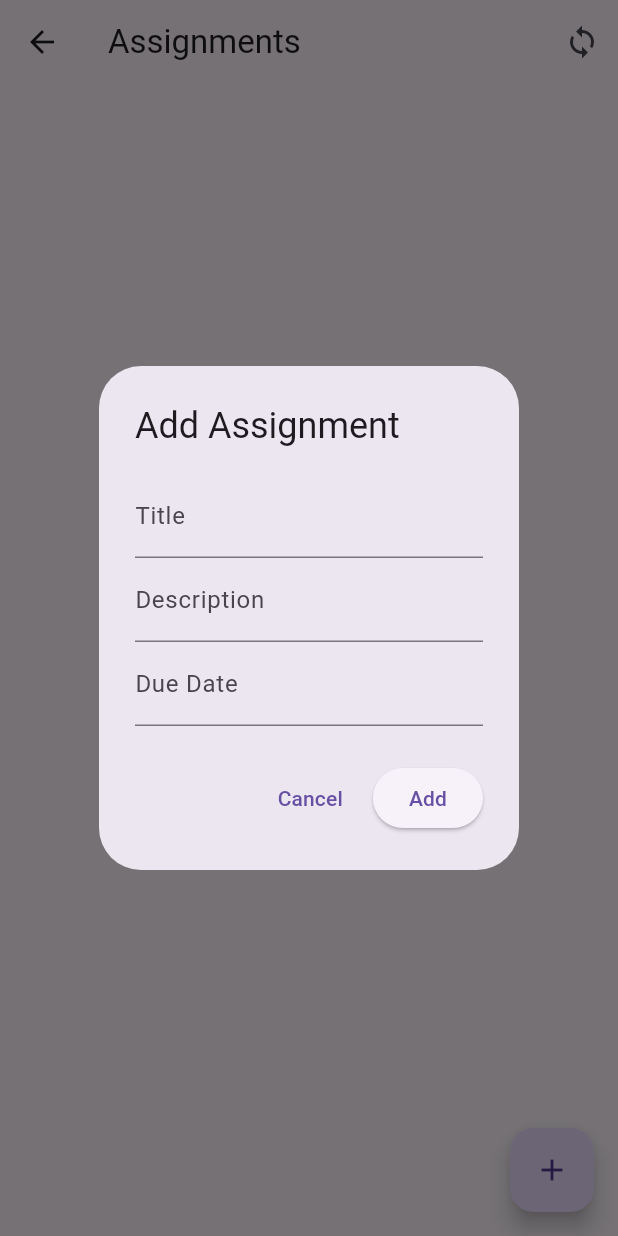
After one commit to haseeb009009/Campus_life_assistant_app, a Flutter app: the AssignmentPage screen opened directly, after a tap on the "add" icon, on a phone screen of 412 x 824 dp. The commit adds this screen. Run offline on Flutter 3.47's test engine with Material 3 defaults, Android fonts, the phone set to English and light mode, and no system bars; our stand-ins replace cloud_firestore, firebase_auth, firebase_core, flutter_local_notifications, fluttertoast, sqflite and 1 more; accounts and stored records are empty.

Commit message:
Implemented an assignment CURD+ notification
Implemented an assignment ,where students can add assignments and Used flutter_local_notifications for deadline reminders.
Sync assignments with Cloud Firestore and SQFlite for offline access.working

```diff
--- a/campus_life_assistant/lib/main.dart
+++ b/campus_life_assistant/lib/main.dart
@@ -4,15 +4,20 @@ import 'package:campus_life_assistant/firebase_options.dart';
 import 'package:campus_life_assistant/home_page.dart';
 import 'package:firebase_core/firebase_core.dart';
 import 'package:flutter/material.dart';
+import 'services/notification_service.dart'; // Import the notification setup
+import 'main_setup.dart'; // Import the AppSetup
+
 import 'screens/login_page.dart';
 import 'screens/signup_page.dart';
 
 void main() async {
   WidgetsFlutterBinding.ensureInitialized();
   try {
+    // Initialize Firebase and Notification Services
     await Firebase.initializeApp(
       options: DefaultFirebaseOptions.currentPlatform,
     );
+    await AppSetup.initialize(); // Initialize the notification service
     runApp(const MyApp());
   } catch (e) {
     print("Firebase Initialization Error: $e");
--- /dev/null
+++ b/campus_life_assistant/lib/models/assignment.dart
@@ -0,0 +1,52 @@
+class Assignment {
+  String id;
+  String title;
+  String description;
+  DateTime dueDate;
+
+  Assignment({
+    required this.id,
+    required this.title,
+    required this.description,
+    required this.dueDate,
+  });
+
+  // Convert from Firestore data
+  factory Assignment.fromFirestore(Map<String, dynamic> data, String id) {
+    return Assignment(
+      id: id,
+      title: data['title'],
+      description: data['description'],
+      dueDate: DateTime.parse(data['dueDate']),
+    );
+  }
+
+  // Convert to Firestore data
+  Map<String, dynamic> toFirestore() {
+    return {
+      'title': title,
+      'description': description,
+      'dueDate': dueDate.toIso8601String(),
+    };
+  }
+
+  // Convert from SQLite data
+  factory Assignment.fromMap(Map<String, dynamic> map) {
+    return Assignment(
+      id: map['id'],
+      title: map['title'],
+      description: map['description'],
+      dueDate: DateTime.parse(map['dueDate']),
+    );
+  }
+
+  // Convert to SQLite data
+  Map<String, dynamic> toMap() {
+    return {
+      'id': id,
+      'title': title,
+      'description': description,
+      'dueDate': dueDate.toIso8601String(),
+    };
+  }
+}
--- /dev/null
+++ b/campus_life_assistant/lib/screens/assignment_page.dart
@@ -0,0 +1,185 @@
+import 'package:flutter/material.dart';
+import '../models/assignment.dart';
+import '../services/assignment_firestore_service.dart';
+import '../services/local_assignment_service.dart';
+import '../services/assignment_sync_service.dart';
+
+class AssignmentPage extends StatefulWidget {
+  const AssignmentPage({super.key});
+
+  @override
+  State<AssignmentPage> createState() => _AssignmentPageState();
+}
+
+class _AssignmentPageState extends State<AssignmentPage> {
+  final AssignmentFirestoreService _firestoreService =
+      AssignmentFirestoreService();
+  final LocalAssignmentService _localService = LocalAssignmentService();
+  final AssignmentSyncService _syncService = AssignmentSyncService();
+
+  @override
+  void initState() {
+    super.initState();
+    LocalAssignmentService.initialize();
+  }
+
+  Future<void> _showAssignmentDialog({Assignment? assignment}) async {
+    final TextEditingController titleController =
+        TextEditingController(text: assignment?.title ?? '');
+    final TextEditingController descriptionController =
+        TextEditingController(text: assignment?.description ?? '');
+    final TextEditingController dueDateController = TextEditingController(
+        text: assignment?.dueDate.toIso8601String() ?? '');
+
+    await showDialog(
+      context: context,
+      builder: (context) {
+        return AlertDialog(
+          title:
+              Text(assignment == null ? 'Add Assignment' : 'Edit Assignment'),
+          content: SingleChildScrollView(
+            child: Column(
+              children: [
+                TextField(
+                  controller: titleController,
+                  decoration: const InputDecoration(labelText: 'Title'),
+                ),
+                TextField(
+                  controller: descriptionController,
+                  decoration: const InputDecoration(labelText: 'Description'),
+                ),
+                TextField(
+                  controller: dueDateController,
+                  decoration: const InputDecoration(labelText: 'Due Date'),
+                  readOnly: true,
+                  onTap: () async {
+                    final date = await showDatePicker(
+                      context: context,
+                      initialDate: DateTime.now(),
+                      firstDate: DateTime(2000),
+                      lastDate: DateTime(2100),
+                    );
+                    if (date != null) {
+                      dueDateController.text = date.toIso8601String();
+                    }
+                  },
+                ),
+              ],
+            ),
+          ),
+          actions: [
+            TextButton(
+              onPressed: () => Navigator.pop(context),
+              child: const Text('Cancel'),
+            ),
+            ElevatedButton(
+              onPressed: () async {
+                if (titleController.text.isEmpty ||
+                    descriptionController.text.isEmpty ||
+                    dueDateController.text.isEmpty) {
+                  ScaffoldMessenger.of(context).showSnackBar(
+                    const SnackBar(content: Text('All fields are required')),
+                  );
+                  return;
+                }
+
+                final newAssignment = Assignment(
+                  id: assignment?.id ??
+                      DateTime.now().millisecondsSinceEpoch.toString(),
+                  title: titleController.text,
+                  description: descriptionController.text,
+                  dueDate: DateTime.parse(dueDateController.text),
+                );
+
+                if (assignment == null) {
+                  await _firestoreService.addAssignment(newAssignment);
+                  await _localService.addAssignment(newAssignment);
+                } else {
+                  await _firestoreService.updateAssignment(newAssignment);
+                  await _localService.updateAssignment(newAssignment);
+                }
+
+                // ignore: use_build_context_synchronously
+                if (mounted) Navigator.pop(context);
+              },
+              child: Text(assignment == null ? 'Add' : 'Update'),
+            ),
+          ],
+        );
+      },
+    );
+  }
+
+  Future<void> _deleteAssignment(Assignment assignment) async {
+    await _firestoreService.deleteAssignment(assignment.id);
+    await _localService.deleteAssignment(assignment.id);
+    setState(() {});
+  }
+
+  /// Sync assignments between Firestore and SQLite
+  Future<void> _syncAssignments() async {
+    await _syncService.syncData();
+    // ignore: use_build_context_synchronously
+    ScaffoldMessenger.of(context).showSnackBar(
+      const SnackBar(content: Text('Sync completed!')),
+    );
+  }
+
+  @override
+  Widget build(BuildContext context) {
+    return Scaffold(
+      appBar: AppBar(
+        title: const Text('Assignments'),
+        actions: [
+          IconButton(
+            icon: const Icon(Icons.sync),
+            onPressed: _syncAssignments,
+          ),
+        ],
+      ),
+      body: StreamBuilder<List<Assignment>>(
+        stream: _firestoreService.getAssignments(),
+        builder: (context, snapshot) {
+          if (snapshot.connectionState == ConnectionState.waiting) {
+            return const Center(child: CircularProgressIndicator());
+          }
+
+          if (snapshot.hasError) {
+            return Center(child: Text('Error: ${snapshot.error}'));
+          }
+
+          final assignments = snapshot.data ?? [];
+
+          return ListView.builder(
+            itemCount: assignments.length,
+            itemBuilder: (context, index) {
+              final assignment = assignments[index];
+              return ListTile(
+                title: Text(assignment.title),
+                subtitle: Text(assignment.description),
+                trailing: Row(
+                  mainAxisSize: MainAxisSize.min,
+                  children: [
+                    IconButton(
+                      icon: const Icon(Icons.edit),
+                      onPressed: () =>
+                          _showAssignmentDialog(assignment: assignment),
+                    ),
+                    IconButton(
+                      icon: const Icon(Icons.delete),
+                      onPressed: () => _deleteAssignment(assignment),
+                    ),
+                  ],
+                ),
+              );
+            },
+          );
+        },
+      ),
+      floatingActionButton: FloatingActionButton(
+        onPressed: () => _showAssignmentDialog(),
+        child: const Icon(Icons.add),
+      ),
+    );
+  }
+}
--- a/campus_life_assistant/lib/screens/signup_page.dart
+++ b/campus_life_assistant/lib/screens/signup_page.dart
@@ -68,7 +68,7 @@ class _SignUpPageState extends State<SignUpPage> {
             TextField(
               controller: _passwordController,
               decoration: const InputDecoration(
-                labelText: "Password",
+                labelText: "Password (minimum 6 charaters)",
                 border: OutlineInputBorder(),
               ),
               obscureText: true,
--- /dev/null
+++ b/campus_life_assistant/lib/services/assignment_firestore_service.dart
@@ -0,0 +1,27 @@
+import 'package:cloud_firestore/cloud_firestore.dart';
+import '../models/assignment.dart';
+
+class AssignmentFirestoreService {
+  final FirebaseFirestore _firestore = FirebaseFirestore.instance;
+  final String collectionPath = 'assignments';
+
+  Future<void> addAssignment(Assignment assignment) async {
+    await _firestore.collection(collectionPath).add(assignment.toFirestore());
+  }
+
+  Future<void> updateAssignment(Assignment assignment) async {
+    await _firestore.collection(collectionPath).doc(assignment.id).update(assignment.toFirestore());
+  }
+
+  Future<void> deleteAssignment(String id) async {
+    await _firestore.collection(collectionPath).doc(id).delete();
+  }
+
+  Stream<List<Assignment>> getAssignments() {
+    return _firestore.collection(collectionPath).snapshots().map((snapshot) {
+      return snapshot.docs.map((doc) {
+        return Assignment.fromFirestore(doc.data(), doc.id);
+      }).toList();
+    });
+  }
+}
--- /dev/null
+++ b/campus_life_assistant/lib/services/assignment_sync_service.dart
@@ -0,0 +1,40 @@
+// ignore: unused_import
+import '../models/assignment.dart';
+import 'assignment_firestore_service.dart';
+import 'local_assignment_service.dart';
+
+class AssignmentSyncService {
+  final AssignmentFirestoreService _firestoreService = AssignmentFirestoreService();
+  final LocalAssignmentService _localService = LocalAssignmentService();
+
+  /// Sync assignments from Firestore to SQLite
+  Future<void> syncFromFirestoreToLocal() async {
+    // Fetch assignments from Firestore
+    final assignments = await _firestoreService.getAssignments().first;
+
+    // Save assignments to local SQLite database
+    for (var assignment in assignments) {
+      await _localService.addAssignment(assignment);
+    }
+  }
+
+  /// Sync assignments from SQLite to Firestore
+  Future<void> syncFromLocalToFirestore() async {
+    // Fetch assignments from local SQLite database
+    final localAssignments = await _localService.getAssignments();
+
+    // Save assignments to Firestore
+    for (var assignment in localAssignments) {
+      await _firestoreService.addAssignment(assignment);
+    }
+  }
+
+  /// Two-way sync between Firestore and SQLite
+  Future<void> syncData() async {
+    // Sync from Firestore to SQLite
+    await syncFromFirestoreToLocal();
+
+    // Sync from SQLite to Firestore
+    await syncFromLocalToFirestore();
+  }
+}
--- /dev/null
+++ b/campus_life_assistant/lib/services/local_assignment_service.dart
@@ -0,0 +1,52 @@
+import 'package:sqflite/sqflite.dart';
+import 'package:path/path.dart';
+import '../models/assignment.dart';
+
+class LocalAssignmentService {
+  static const String _tableName = 'assignments';
+  static Database? _database;
+
+  static Future<void> initialize() async {
+    final path = join(await getDatabasesPath(), 'assignments.db');
+    _database = await openDatabase(
+      path,
+      version: 1,
+      onCreate: (db, version) {
+        return db.execute('''
+          CREATE TABLE $_tableName (
+            id TEXT PRIMARY KEY,
+            title TEXT,
+            description TEXT,
+            dueDate TEXT
+          )
+        ''');
+      },
+    );
+  }
+
+  Future<void> addAssignment(Assignment assignment) async {
+    await _database?.insert(_tableName, assignment.toMap());
+  }
+
+  Future<void> updateAssignment(Assignment assignment) async {
+    await _database?.update(
+      _tableName,
+      assignment.toMap(),
+      where: 'id = ?',
+      whereArgs: [assignment.id],
+    );
+  }
+
+  Future<void> deleteAssignment(String id) async {
+    await _database?.delete(
+      _tableName,
+      where: 'id = ?',
+      whereArgs: [id],
+    );
+  }
+
+  Future<List<Assignment>> getAssignments() async {
+    final List<Map<String, dynamic>>? maps = await _database?.query(_tableName);
+    return maps?.map((map) => Assignment.fromMap(map)).toList() ?? [];
+  }
+}
--- a/campus_life_assistant/pubspec.yaml
+++ b/campus_life_assistant/pubspec.yaml
@@ -42,6 +42,7 @@ dependencies:
   cloud_firestore: ^5.6.0
   sqflite: ^2.4.1
   path: ^1.9.0
+  flutter_local_notifications: ^18.0.1
 
 dev_dependencies:
   flutter_test:
```
Also changed, not shown: campus_life_assistant/lib/home_page.dart (+10 -0 lines), campus_life_assistant/lib/main_setup.dart (added, +7 -0 lines), campus_life_assistant/lib/screens/class_schedule_page.dart (+13 -2 lines), campus_life_assistant/lib/services/deadline_reminder_service.dart (added, +54 -0 lines), campus_life_assistant/lib/services/notification_service.dart (added, +52 -0 lines), campus_life_assistant/pubspec.lock, 1 other file.
